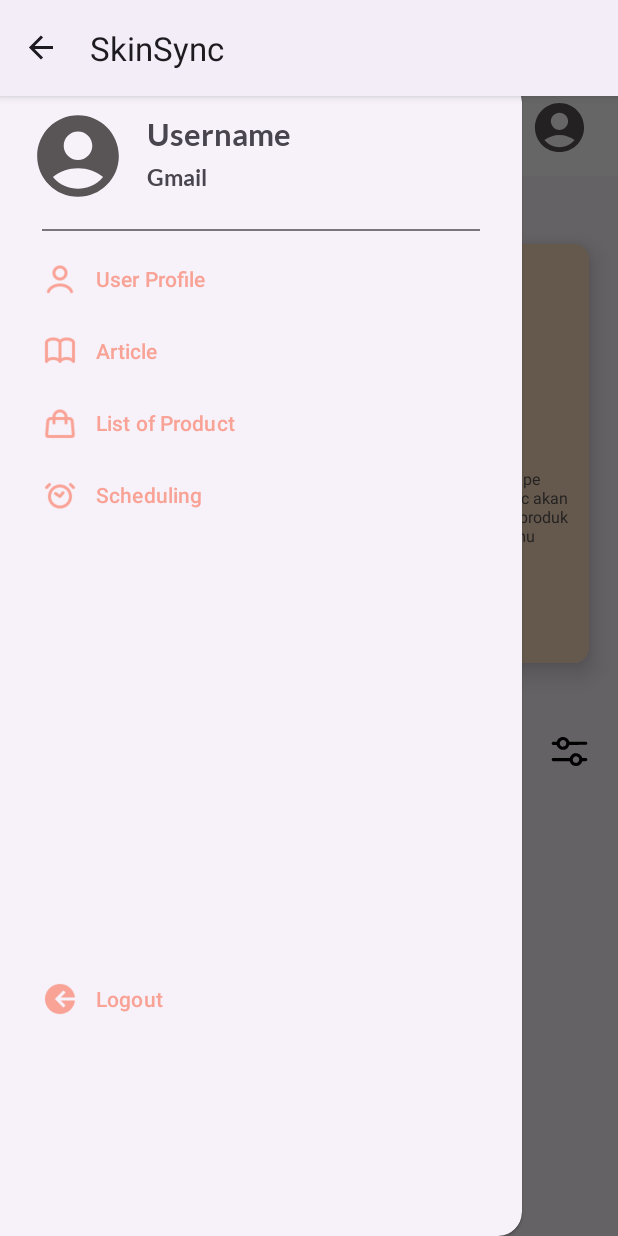
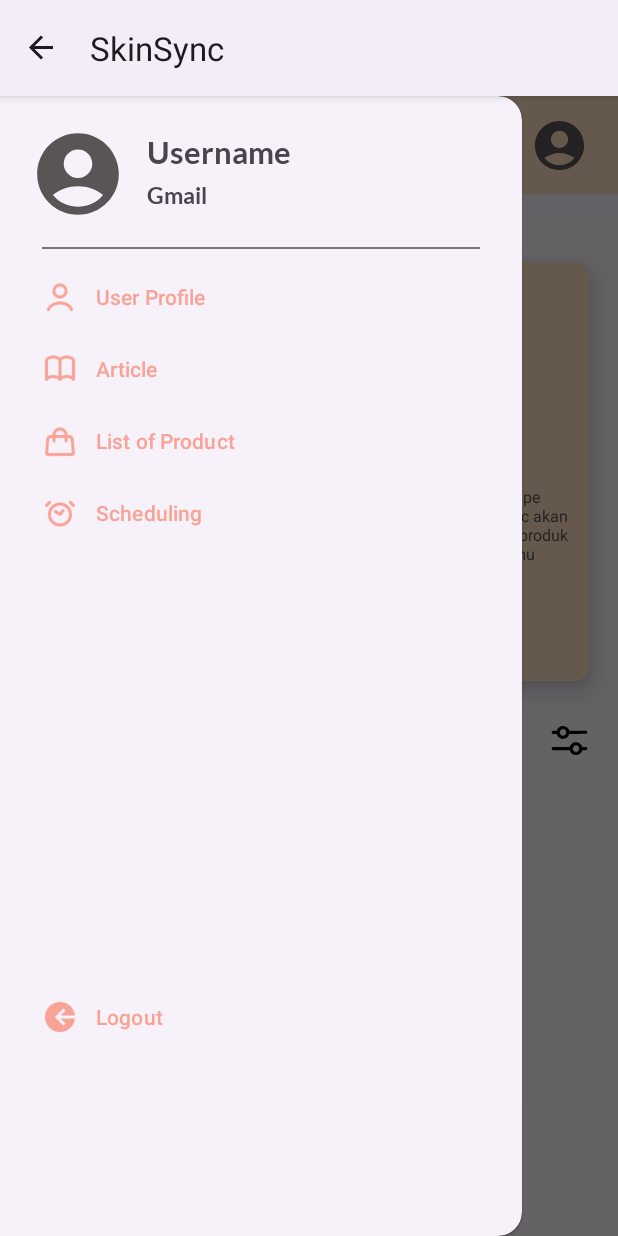
Before and after one commit to skinsync/SkinSync-Mobile-Development, an Android app: the MainActivity screen opened directly, with no data from a screen before it, with the side drawer open, on a phone screen of 412 x 824 dp. Run offline under Robolectric (Android 15) with nearby library versions, the phone set to English and light mode, and no system bars; our stand-ins replace CircleImageView, paging, sdp/ssp sizes; network calls fail; pictures from the network do not load; Roboto replaces fonts that are not available here; 1 statement that could not run was skipped.

Commit message:
fixing crash activity

```diff
--- a/app/src/main/java/com/example/skinsync/activity/MainActivity.kt
+++ b/app/src/main/java/com/example/skinsync/activity/MainActivity.kt
@@ -6,6 +6,7 @@ import android.util.Log
 import android.view.MenuItem
 import android.view.View
 import android.widget.Button
+import android.widget.ImageButton
 import android.widget.Toast
 import androidx.activity.enableEdgeToEdge
 import androidx.activity.viewModels
@@ -53,7 +54,7 @@ class MainActivity : AppCompatActivity() {
 
     override fun onCreate(savedInstanceState: Bundle?) {
         super.onCreate(savedInstanceState)
-        enableEdgeToEdge()
+        //enableEdgeToEdge()
         mainViewModel.getSession().observe(this) { user ->
             if (!user.isLogin) {
                 startActivity(Intent(this, WelcomeActivity::class.java))
@@ -155,6 +156,12 @@ class MainActivity : AppCompatActivity() {
             startActivity(intent) // Memulai MainActivity
         }
 
+        val ibFilter = findViewById<ImageButton>(R.id.ib_filter)
+        ibFilter.setOnClickListener {
+            // Menampilkan toast
+            Toast.makeText(this, "Fitur filter masih dalam tahap pengembangan", Toast.LENGTH_SHORT).show()
+        }
+
         // Set up RecyclerView
         val listProductAdapter = ListProductAdapter()
         binding.rvProduct.apply {
--- a/app/src/main/java/com/example/skinsync/activity/users/listproduct/ListProductAdapter.kt
+++ b/app/src/main/java/com/example/skinsync/activity/users/listproduct/ListProductAdapter.kt
@@ -8,6 +8,7 @@ import androidx.paging.PagingDataAdapter
 import androidx.recyclerview.widget.DiffUtil
 import androidx.recyclerview.widget.RecyclerView
 import com.bumptech.glide.Glide
+import com.example.skinsync.R
 import com.example.skinsync.databinding.ListProductUsersBinding
 
 class ListProductAdapter : PagingDataAdapter<ProductDataItem, ListProductAdapter.ListProductViewHolder>(DIFF_CALLBACK) {
@@ -35,6 +36,7 @@ class ListProductAdapter : PagingDataAdapter<ProductDataItem, ListProductAdapter
                 tvTypeProduct.text = product.productType!!.name
                 Glide.with(itemView.context)
                     .load(product.picture)
+                    .placeholder(R.drawable.kosongproduct)
                     .into(imageProduct)
 
                 root.setOnClickListener {
--- a/app/src/main/java/com/example/skinsync/activity/users/profile/ProfileActivity.kt
+++ b/app/src/main/java/com/example/skinsync/activity/users/profile/ProfileActivity.kt
@@ -7,6 +7,7 @@ import android.util.Log
 import android.widget.Button
 import android.widget.ImageView
 import android.widget.TextView
+import android.widget.Toast
 import androidx.activity.enableEdgeToEdge
 import androidx.activity.viewModels
 import androidx.appcompat.app.AppCompatActivity
@@ -43,9 +44,9 @@ class ProfileActivity : AppCompatActivity() {
         }
 
         binding.buttonEdit.setOnClickListener {
+            Toast.makeText(this, "Fitur Edit Profile masih dalam tahap pengembangan", Toast.LENGTH_SHORT).show()
             val intent = Intent(this, EditProfileActivity::class.java)
-            intent.putExtra("user", user)
-            startActivityForResult(intent, 1)
+            startActivity(intent)
         }
 
         viewModel.fetchProfile()
--- a/app/src/main/java/com/example/skinsync/activity/users/profile/edit/EditProfileActivity.kt
+++ b/app/src/main/java/com/example/skinsync/activity/users/profile/edit/EditProfileActivity.kt
@@ -33,6 +33,7 @@ import java.io.File
 import java.io.FileInputStream
 import java.net.URL
 import android.util.Base64
+import android.widget.Toast
 
 class EditProfileActivity : AppCompatActivity(), DatePickerDialog.OnDateSetListener {
     private val viewModel by viewModels<ProfileViewModel> {
@@ -113,6 +114,8 @@ class EditProfileActivity : AppCompatActivity(), DatePickerDialog.OnDateSetListe
             Log.d("EditProfileActivity", "Email: $email")
             Log.d("EditProfileActivity", "Password: $password")
 
+            Toast.makeText(this, "Data belum dapat tersimpan, dalam tahap pengembangan", Toast.LENGTH_SHORT).show()
+
             viewModel.editProfile(
                 name = username,
                 password = password,
--- a/app/src/main/res/layout/activity_main.xml
+++ b/app/src/main/res/layout/activity_main.xml
@@ -16,8 +16,7 @@
             android:id="@+id/toolbar"
             android:layout_width="match_parent"
             android:layout_height="@dimen/_50sdp"
-            android:layout_marginTop="@dimen/_40sdp"
-            android:background="@color/white"
+            android:background="@color/beige"
             app:layout_constraintTop_toTopOf="parent">
 
             <com.google.android.material.search.SearchBar
@@ -336,8 +335,7 @@
 
         <androidx.constraintlayout.widget.ConstraintLayout
             android:layout_width="match_parent"
-            android:layout_height="wrap_content"
-            android:layout_marginTop="@dimen/_15sdp"
+            android:layout_height="@dimen/_250sdp"
             app:layout_constraintTop_toBottomOf="@id/frame">
 
             <TextView
@@ -360,6 +358,7 @@
                 android:layout_height="@dimen/_20sdp"
                 android:layout_marginEnd="@dimen/_15sdp"
                 android:background="@drawable/ic_filter"
+                android:foreground="?android:attr/selectableItemBackground"
                 app:layout_constraintEnd_toEndOf="parent"
                 app:layout_constraintTop_toTopOf="@id/titleSkincareProduct"
                 tools:ignore="MissingConstraints" />
@@ -367,7 +366,7 @@
             <androidx.recyclerview.widget.RecyclerView
                 android:id="@+id/rvProduct"
                 android:layout_width="0dp"
-                android:layout_height="@dimen/_180sdp"
+                android:layout_height="@dimen/_200sdp"
                 android:layout_marginTop="@dimen/_15sdp"
                 android:layout_marginEnd="@dimen/_15sdp"
                 android:orientation="horizontal"
@@ -413,7 +412,6 @@
         android:id="@+id/nav_view"
         android:layout_width="wrap_content"
         android:layout_height="match_parent"
-        android:layout_marginTop="@dimen/_40sdp"
         android:layout_gravity="start"
         app:itemIconTint="@color/peach"
         app:itemTextColor="@color/peach"
```
Also changed, not shown: app/src/main/java/com/example/skinsync/activity/users/article/ArticleActivity.kt (+9 -0 lines), app/src/main/java/com/example/skinsync/activity/users/listproduct/ListProductActivity.kt (+9 -0 lines), app/src/main/java/com/example/skinsync/activity/users/scheduling/morning/MorningSchedulingActivity.kt (+7 -6 lines), app/src/main/java/com/example/skinsync/activity/users/scheduling/night/NightSchedulingActivity.kt (+6 -8 lines), app/src/main/res/layout/activity_list_product.xml (+5 -3 lines), 75 other files.
